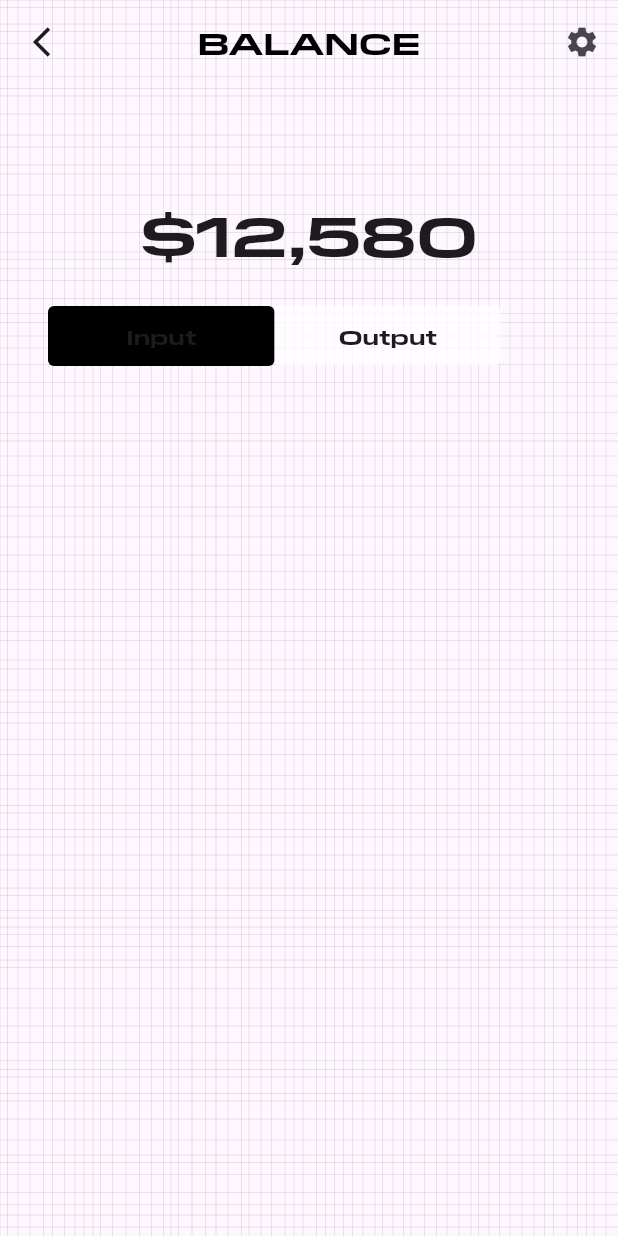
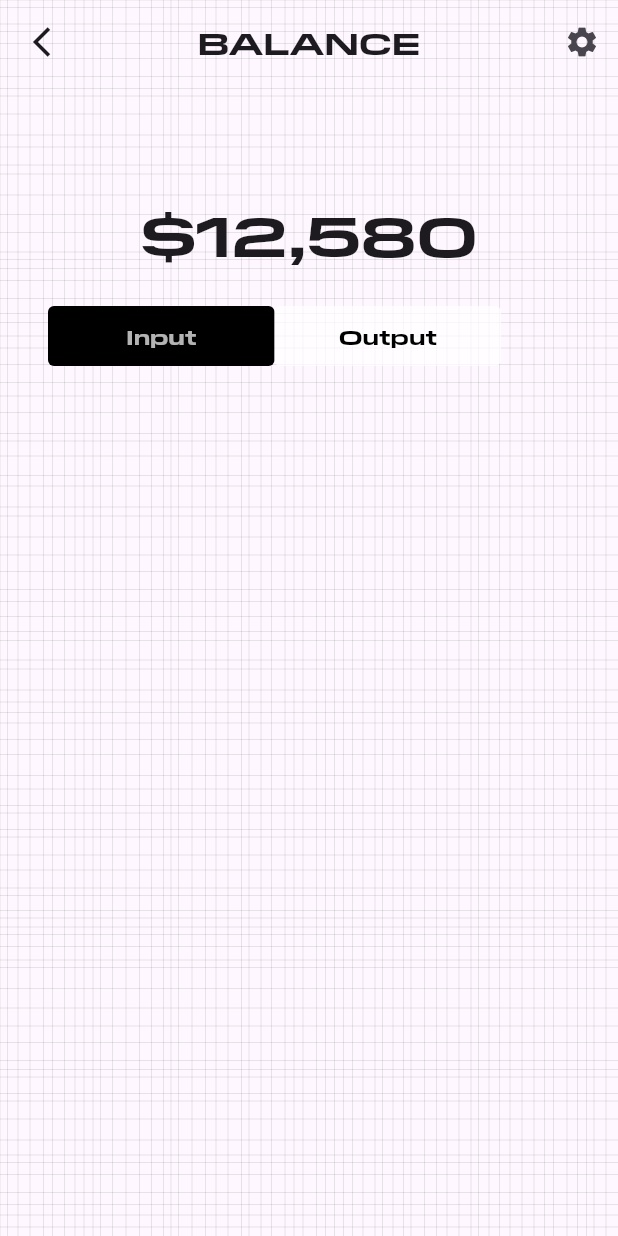
Before and after one commit to johnnybeatzxxd/Flutter-Keno-Android-App, a Flutter app: the screen it shows after launch, on a phone screen of 412 x 824 dp. Run offline on Flutter 3.47's test engine with Material 3 defaults, Android fonts, the phone set to English and light mode, and no system bars.

Commit message:
added a dark theme

```diff
--- a/lib/main.dart
+++ b/lib/main.dart
@@ -10,6 +10,9 @@ class MyApp extends StatelessWidget {
   Widget build(BuildContext context) {
     return MaterialApp(
       debugShowCheckedModeBanner: false,
+      darkTheme: ThemeData(
+        scaffoldBackgroundColor: Colors.black
+      ),
       home: Scaffold(
         body: Stack(
           children: [
@@ -22,7 +25,7 @@ class MyApp extends StatelessWidget {
                 AppBar(
                   backgroundColor: Colors.transparent,
                   elevation: 0,
-                  title: const Text('BALANCE', style: TextStyle(color: Colors.black,fontFamily: "PilatExtended",fontSize: 20)),
+                  title: const Text('BALANCE', style: TextStyle(fontFamily: "PilatExtended",fontSize: 20)),
                   centerTitle: true,
                   leading: IconButton(icon: const Icon(Icons.arrow_back_ios_sharp),onPressed: (){},),
                   actions: [IconButton(onPressed: (){}, icon: const Icon(Icons.settings))],
@@ -43,12 +46,12 @@ class MyApp extends StatelessWidget {
                       width: 151,
                       height: 40,
                       decoration: BoxDecoration(borderRadius: BorderRadius.circular(4),color: Colors.black,),
-                    child: const Center(child: Text("Input",style:TextStyle(fontWeight: FontWeight.bold,fontFamily: "PilatExtended"))),
+                    child: const Center(child: Text("Input",style:TextStyle(fontWeight: FontWeight.bold,fontFamily: "PilatExtended",color: Colors.white70))),
                     ),Container(
                       width: 151,
                       height: 40,
                       decoration: BoxDecoration(borderRadius: BorderRadius.circular(4),color: Colors.white70,),
-                    child: const Center(child:Text("Output",style:TextStyle(fontWeight: FontWeight.bold,fontFamily: "PilatExtended"))),
+                    child: const Center(child:Text("Output",style:TextStyle(fontWeight: FontWeight.bold,fontFamily: "PilatExtended",color: Colors.black))),
                     ),],
                 ))
               ],
```
